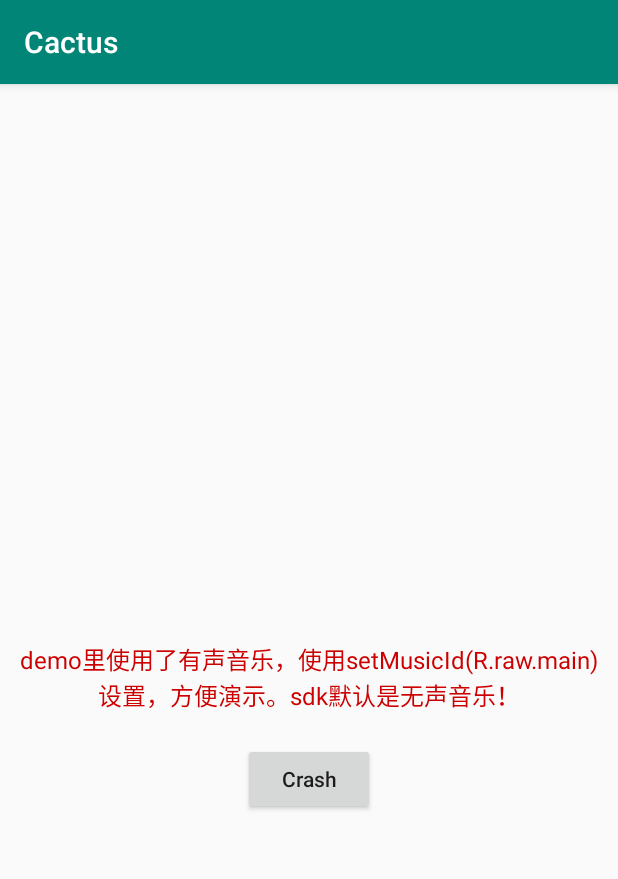
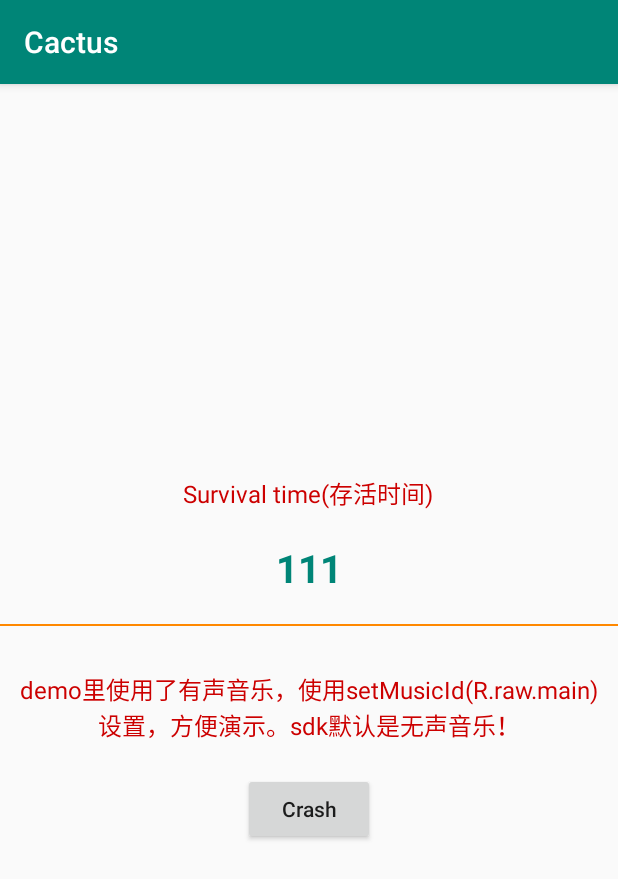
Before and after one commit to gyf-dev/Cactus, an Android app: the screen it shows after launch (MainActivity), on a phone screen of 412 x 824 dp. Shown: the top 879 px of the screen. Run offline under Robolectric (Android 15) with nearby library versions, the light colour scheme and no system bars; our stand-ins replace RxJava.

Commit message:
修改布局样式

```diff
--- a/cactus-sample/src/main/res/layout/activity_main.xml
+++ b/cactus-sample/src/main/res/layout/activity_main.xml
@@ -7,24 +7,36 @@
 
     <LinearLayout
         android:layout_width="wrap_content"
-        android:layout_height="wrap_content"
-        android:layout_gravity="center"
+        android:layout_height="match_parent"
+        android:gravity="center"
         android:orientation="vertical">
+
+        <TextView
+            android:layout_width="wrap_content"
+            android:layout_height="wrap_content"
+            android:text="Survival time(存活时间)"
+            android:textColor="@android:color/holo_red_dark"
+            android:textSize="16sp" />
 
         <TextView
             android:id="@+id/tvTimer"
             android:layout_width="wrap_content"
             android:layout_height="wrap_content"
-            android:layout_gravity="center"
             android:padding="20dp"
+            android:text="111"
             android:textColor="@color/colorPrimary"
-            android:textSize="30sp"
+            android:textSize="26sp"
             android:textStyle="bold" />
+
+        <View
+            android:layout_width="match_parent"
+            android:layout_height="1dp"
+            android:layout_marginBottom="20dp"
+            android:background="@android:color/holo_orange_dark" />
 
         <TextView
             android:layout_width="wrap_content"
             android:layout_height="wrap_content"
-            android:layout_gravity="center"
             android:gravity="center"
             android:padding="10dp"
             android:text="demo里使用了有声音乐，使用setMusicId(R.raw.main)设置，方便演示。sdk默认是无声音乐！"
@@ -36,7 +48,6 @@
             android:id="@+id/btn"
             android:layout_width="wrap_content"
             android:layout_height="wrap_content"
-            android:layout_gravity="center"
             android:layout_marginTop="10dp"
             android:text="@string/crash"
             android:textAllCaps="false" />
```
